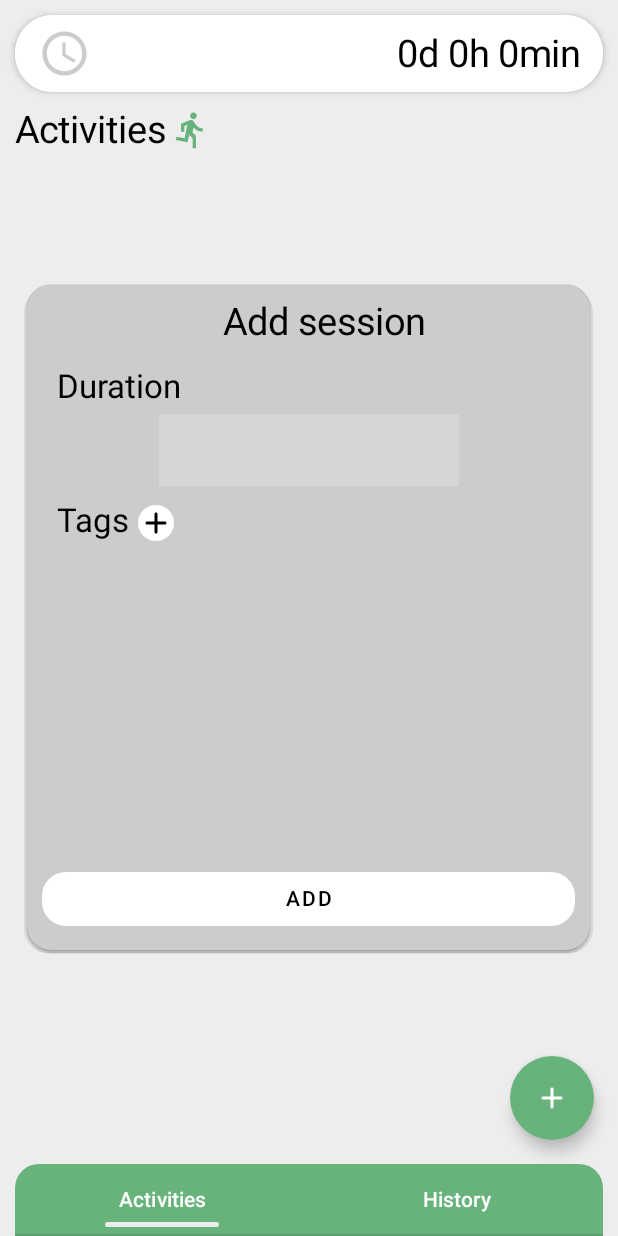
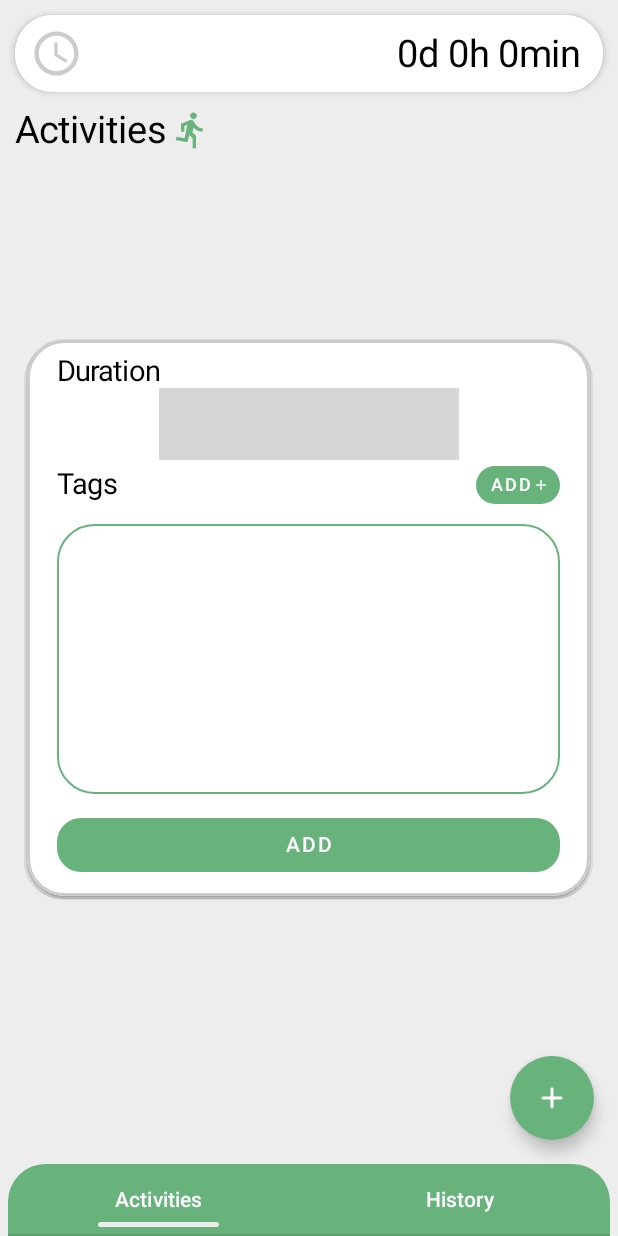
Before and after one commit to ozarski/Scoreboard, an Android app built with Jetpack Compose: the screen it shows after launch (MainActivity), after a tap on "Add button", on a phone screen of 412 x 824 dp. Run offline under Robolectric (Android 15) with nearby library versions, the phone set to English and light mode, and no system bars; our stand-ins replace accompanist; libraries missing offline, so code that uses them is left out: com.chargemap.compose; 2 statements that could not run were skipped; grey boxes are pictures that could not be loaded.

Commit message:
Add session popup + add tag dialog rework

```diff
--- a/app/src/main/java/com/example/scoreboard/ActivitiesTab.kt
+++ b/app/src/main/java/com/example/scoreboard/ActivitiesTab.kt
@@ -143,7 +143,7 @@ class ActivitiesTab(private val context: Context) : ComponentActivity() {
                         painter = painterResource(id = R.drawable.baseline_access_time_24),
                         contentDescription = "Total duration icon",
                         modifier = Modifier
-                            .padding(horizontal = 15.dp, vertical = 8.dp)
+                            .padding(horizontal = 10.dp, vertical = 8.dp)
                             .size(35.dp),
                         tint = Color.LightGray
                     )
--- a/app/src/main/java/com/example/scoreboard/MainActivity.kt
+++ b/app/src/main/java/com/example/scoreboard/MainActivity.kt
@@ -70,7 +70,7 @@ class MainActivity : ComponentActivity() {
         ) {
             val pagesModifier = Modifier.weight(1f)
             MainTabsPager(pagerState = pagerState, tabs = tabs, modifier = pagesModifier)
-            Row(modifier = Modifier.padding(horizontal = 10.dp)) {
+            Row(modifier = Modifier.padding(horizontal = 5.dp)) {
                 TabRow(
                     selectedTabIndex = tabIndex.value,
                     indicator = { tabPositions ->
@@ -87,8 +87,8 @@ class MainActivity : ComponentActivity() {
                     backgroundColor = Color(this@MainActivity.getColor(R.color.main_ui_buttons_color)),
                     modifier = Modifier.clip(
                         shape = RoundedCornerShape(
-                            topStart = 16.dp,
-                            topEnd = 16.dp
+                            topStart = 25.dp,
+                            topEnd = 25.dp
                         )
                     )
                 ) {
--- a/app/src/main/java/com/example/scoreboard/popups/AddSessionPopup.kt
+++ b/app/src/main/java/com/example/scoreboard/popups/AddSessionPopup.kt
@@ -3,6 +3,7 @@ package com.example.scoreboard.popups
 import android.content.Context
 import androidx.activity.ComponentActivity
 import androidx.compose.foundation.background
+import androidx.compose.foundation.border
 import androidx.compose.foundation.clickable
 import androidx.compose.foundation.layout.Arrangement
 import androidx.compose.foundation.layout.Column
@@ -10,17 +11,20 @@ import androidx.compose.foundation.layout.Row
 import androidx.compose.foundation.layout.fillMaxWidth
 import androidx.compose.foundation.layout.height
 import androidx.compose.foundation.layout.padding
+import androidx.compose.foundation.layout.size
 import androidx.compose.foundation.layout.width
 import androidx.compose.foundation.layout.widthIn
 import androidx.compose.foundation.lazy.LazyColumn
 import androidx.compose.foundation.shape.RoundedCornerShape
 import androidx.compose.material.Button
 import androidx.compose.material.ButtonDefaults
+import androidx.compose.material.Divider
 import androidx.compose.material.FloatingActionButton
 import androidx.compose.material.FloatingActionButtonDefaults
 import androidx.compose.material.Icon
 import androidx.compose.material.OutlinedTextField
 import androidx.compose.material.Text
+import androidx.compose.material.TextFieldDefaults
 import androidx.compose.material.icons.Icons
 import androidx.compose.material.icons.rounded.Add
 import androidx.compose.runtime.Composable
@@ -32,6 +36,7 @@ import androidx.compose.ui.Alignment
 import androidx.compose.ui.Modifier
 import androidx.compose.ui.graphics.Color
 import androidx.compose.ui.platform.LocalContext
+import androidx.compose.ui.res.painterResource
 import androidx.compose.ui.text.style.TextAlign
 import androidx.compose.ui.text.style.TextOverflow
 import androidx.compose.ui.tooling.preview.Preview
@@ -43,6 +48,7 @@ import androidx.compose.ui.window.PopupProperties
 import com.chargemap.compose.numberpicker.FullHours
 import com.chargemap.compose.numberpicker.Hours
 import com.chargemap.compose.numberpicker.HoursNumberPicker
+import com.chargemap.compose.numberpicker.NumberPicker
 import com.example.scoreboard.MainActivity
 import com.example.scoreboard.R
 import com.example.scoreboard.Tag
@@ -85,11 +91,16 @@ class AddSessionPopup(val context: Context) : ComponentActivity() {
         Column(
             modifier = Modifier
                 .widthIn(max = 375.dp, min = 0.dp)
-                .background(Color.LightGray, RoundedCornerShape(16.dp)),
+                .background(Color.White, RoundedCornerShape(25.dp))
+                .border(
+                    width = 2.dp,
+                    color = Color.LightGray,
+                    shape = RoundedCornerShape(25.dp)
+                ),
             verticalArrangement = Arrangement.Top,
             horizontalAlignment = Alignment.CenterHorizontally
         ) {
-            PopupHeader()
+            //PopupHeader()
 
             DurationLabel()
             HourPicker24hMax()
@@ -102,21 +113,12 @@ class AddSessionPopup(val context: Context) : ComponentActivity() {
     }
 
     @Composable
-    private fun PopupHeader(){
-        Text(
-            text = context.getString(R.string.add_session_popup_header),
-            fontSize = 25.sp,
-            modifier = Modifier.padding(top = 10.dp, bottom = 5.dp, start = 20.dp)
-        )
-    }
-
-    @Composable
-    private fun DurationLabel(){
+    private fun DurationLabel() {
         Text(
             text = context.getString(R.string.add_session_popup_duration_header),
-            fontSize = 22.sp,
+            fontSize = 19.sp,
             modifier = Modifier
-                .padding(top = 10.dp, bottom = 5.dp, start = 20.dp)
+                .padding(top = 10.dp, start = 20.dp)
                 .fillMaxWidth(),
             textAlign = TextAlign.Start
         )
@@ -130,15 +132,16 @@ class AddSessionPopup(val context: Context) : ComponentActivity() {
                 addNewSession()
             },
             modifier = Modifier
-                .padding(10.dp)
+                .padding(start = 20.dp, end = 20.dp, bottom = 10.dp)
                 .fillMaxWidth(),
             shape = RoundedCornerShape(16.dp),
-            colors = ButtonDefaults.buttonColors(backgroundColor = Color.White),
+            colors = ButtonDefaults.buttonColors(backgroundColor = Color(context.getColor(R.color.main_ui_buttons_color))),
             elevation = ButtonDefaults.elevation(0.dp)
         ) {
             Text(
                 text = context.getString(R.string.simple_add_button_text),
-                textAlign = TextAlign.Center
+                textAlign = TextAlign.Center,
+                color = Color.White
             )
         }
     }
@@ -166,15 +169,15 @@ class AddSessionPopup(val context: Context) : ComponentActivity() {
     @Composable
     private fun TagListHeader() {
         Row(
-            horizontalArrangement = Arrangement.Start,
+            horizontalArrangement = Arrangement.SpaceBetween,
             verticalAlignment = Alignment.CenterVertically,
             modifier = Modifier.fillMaxWidth()
         ) {
             Text(
                 text = context.getString(R.string.add_session_popup_tag_list_header),
-                fontSize = 22.sp,
+                fontSize = 19.sp,
                 modifier = Modifier
-                    .padding(top = 10.dp, bottom = 5.dp, start = 20.dp),
+                    .padding(top = 5.dp, bottom = 5.dp, start = 20.dp),
                 textAlign = TextAlign.Start
             )
             AddNewTag()
@@ -208,6 +211,7 @@ class AddSessionPopup(val context: Context) : ComponentActivity() {
                 fontSize = 20.sp,
                 color = Color.Black
             ),
+            dividersColor = Color(context.getColor(R.color.main_ui_buttons_color))
         )
     }
 
@@ -219,6 +223,11 @@ class AddSessionPopup(val context: Context) : ComponentActivity() {
                 .height(200.dp)
                 .width(375.dp)
                 .padding(vertical = 10.dp, horizontal = 20.dp)
+                .border(
+                    width = 1.dp,
+                    color = Color(context.getColor(R.color.main_ui_buttons_color)),
+                    shape = RoundedCornerShape(25.dp)
+                )
         ) {
             items(tagListPick.size) { index ->
                 val tagPicked = remember { mutableStateOf(tagListPick[index].right) }
@@ -235,23 +244,48 @@ class AddSessionPopup(val context: Context) : ComponentActivity() {
         item: MutablePair<Tag, Boolean>
     ) {
         val textColor: Color = if (tagPicked.value) {
-            Color.Green
+            Color(context.getColor(R.color.main_ui_buttons_color))
         } else {
             Color.Black
         }
+
+        val iconColor = if (tagPicked.value) {
+            Color(context.getColor(R.color.tag_icon_color))
+        } else {
+            Color.LightGray
+        }
+
+        val iconResource = if (tagPicked.value) {
+            painterResource(R.drawable.baseline_label_24)
+        } else {
+            painterResource(R.drawable.outline_label_24)
+        }
+
+        Row(
+            horizontalArrangement = Arrangement.Start,
+            verticalAlignment = Alignment.Bottom,
+            modifier = Modifier.padding(vertical = 5.dp, horizontal = 20.dp)
+        ) {
+            Icon(
+                painter = iconResource,
+                contentDescription = "Tag icon",
+                tint = iconColor,
+                modifier = Modifier.size(25.dp)
+            )
             Text(
                 text = tag.tagName,
                 fontSize = 20.sp,
                 color = textColor,
                 modifier = Modifier
-                .padding(vertical = 3.dp, horizontal = 10.dp)
                     .clickable {
                         tagPicked.value = !tagPicked.value
                         item.right = tagPicked.value
-                },
+                    }
+                    .padding(start = 5.dp),
                 maxLines = 1,
-            overflow = TextOverflow.Ellipsis
+                overflow = TextOverflow.Ellipsis,
             )
+        }
     }
 
     @Composable
@@ -265,23 +299,38 @@ class AddSessionPopup(val context: Context) : ComponentActivity() {
 
     @Composable
     private fun AddNewTagButton(dialogOpen: MutableState<Boolean>) {
+        Column(
+            horizontalAlignment = Alignment.CenterHorizontally,
+            modifier = Modifier.padding(end = 20.dp)
+        ) {
             FloatingActionButton(
                 onClick = {
                     dialogOpen.value = true
                 },
-            shape = RoundedCornerShape(16.dp),
-            modifier = Modifier
-                .padding(start = 5.dp, top = 7.dp)
-                .width(24.dp)
-                .height(24.dp),
-            backgroundColor = Color.White,
-            elevation = FloatingActionButtonDefaults.elevation(0.dp, 0.dp, 0.dp)
+                shape = RoundedCornerShape(50.dp),
+                backgroundColor = Color(context.getColor(R.color.main_ui_buttons_color)),
+                elevation = FloatingActionButtonDefaults.elevation(0.dp, 0.dp, 0.dp),
+                modifier = Modifier.height(25.dp)
             ) {
+                Row(
+                    horizontalArrangement = Arrangement.Center,
+                    verticalAlignment = Alignment.CenterVertically
+                ) {
+                    Text(
+                        text = "ADD",
+                        fontSize = 12.sp,
+                        color = Color.White,
+                        modifier = Modifier.padding(start = 3.dp)
+                    )
                     Icon(
                         imageVector = Icons.Rounded.Add,
                         contentDescription = "Add button",
-                tint = Color.Black
+                        tint = Color.White,
+                        modifier = Modifier.size(12.dp)
                     )
+                }
+
+            }
         }
     }
 
@@ -293,22 +342,32 @@ class AddSessionPopup(val context: Context) : ComponentActivity() {
             Column(
                 modifier = Modifier
                     .width(280.dp)
-                    .background(Color.LightGray, RoundedCornerShape(16.dp)),
+                    .background(Color.White, RoundedCornerShape(25.dp))
+                    .border(
+                        width = 2.dp,
+                        color = Color.LightGray,
+                        shape = RoundedCornerShape(25.dp)
+                    ),
                 verticalArrangement = Arrangement.Top,
                 horizontalAlignment = Alignment.CenterHorizontally
             ) {
-                Text(
-                    text = context.getString(R.string.add_new_tag_dialog_header),
-                    fontSize = 25.sp,
-                    modifier = Modifier.padding(10.dp)
-                )
                 OutlinedTextField(
                     value = newTagName.value,
                     onValueChange = { newTagName.value = it },
                     label = { Text(text = context.getString(R.string.add_new_tag_dialog_tag_name_label)) },
                     modifier = Modifier
                         .padding(10.dp)
-                        .width(250.dp)
+                        .width(250.dp),
+                    colors = TextFieldDefaults.textFieldColors(
+                        backgroundColor = Color.White,
+                        focusedIndicatorColor = Color(context.getColor(R.color.main_ui_buttons_color)),
+                        unfocusedIndicatorColor = Color(context.getColor(R.color.main_ui_buttons_color)),
+                        cursorColor = Color(context.getColor(R.color.main_ui_buttons_color)),
+                        textColor = Color.Black,
+                        focusedLabelColor = Color(context.getColor(R.color.main_ui_buttons_color)),
+                        unfocusedLabelColor = Color(context.getColor(R.color.main_ui_buttons_color))
+                    ),
+                    shape = RoundedCornerShape(16.dp)
                 )
                 Button(
                     onClick = {
@@ -320,12 +379,12 @@ class AddSessionPopup(val context: Context) : ComponentActivity() {
                         }
                         dialogOpen.value = false
                     },
-                    modifier = Modifier.padding(10.dp),
+                    modifier = Modifier.padding(bottom = 10.dp, start = 10.dp, end = 10.dp).fillMaxWidth(),
                     shape = RoundedCornerShape(16.dp),
-                    colors = ButtonDefaults.buttonColors(backgroundColor = Color.White),
+                    colors = ButtonDefaults.buttonColors(backgroundColor = Color(context.getColor(R.color.main_ui_buttons_color))),
                     elevation = ButtonDefaults.elevation(0.dp)
                 ) {
-                    Text(text = context.getString(R.string.simple_add_button_text))
+                    Text(text = context.getString(R.string.simple_add_button_text), color = Color.White)
                 }
             }
         }
--- /dev/null
+++ b/app/src/main/res/drawable/baseline_label_24.xml
@@ -0,0 +1,5 @@
+<vector android:autoMirrored="true" android:height="24dp"
+    android:tint="#000000" android:viewportHeight="24"
+    android:viewportWidth="24" android:width="24dp" xmlns:android="http://schemas.android.com/apk/res/android">
+    <path android:fillColor="@android:color/white" android:pathData="M17.63,5.84C17.27,5.33 16.67,5 16,5L5,5.01C3.9,5.01 3,5.9 3,7v10c0,1.1 0.9,1.99 2,1.99L16,19c0.67,0 1.27,-0.33 1.63,-0.84L22,12l-4.37,-6.16z"/>
+</vector>
--- /dev/null
+++ b/app/src/main/res/drawable/outline_label_24.xml
@@ -0,0 +1,5 @@
+<vector android:autoMirrored="true" android:height="24dp"
+    android:tint="#000000" android:viewportHeight="24"
+    android:viewportWidth="24" android:width="24dp" xmlns:android="http://schemas.android.com/apk/res/android">
+    <path android:fillColor="@android:color/white" android:pathData="M17.63,5.84C17.27,5.33 16.67,5 16,5L5,5.01C3.9,5.01 3,5.9 3,7v10c0,1.1 0.9,1.99 2,1.99L16,19c0.67,0 1.27,-0.33 1.63,-0.84L22,12l-4.37,-6.16zM16,17H5V7h11l3.55,5L16,17z"/>
+</vector>
--- a/app/src/main/res/values/colors.xml
+++ b/app/src/main/res/values/colors.xml
@@ -13,4 +13,5 @@
     <color name="main_ui_buttons_color">#68b37c</color>
     <color name="tabs_background_color">#ededed</color>
     <color name="tab_indicator_color">#599969</color>
+    <color name="tag_icon_color">#8dd6a0</color>
 </resources>
```
Lines whose indentation alone changed are shown as unchanged.
